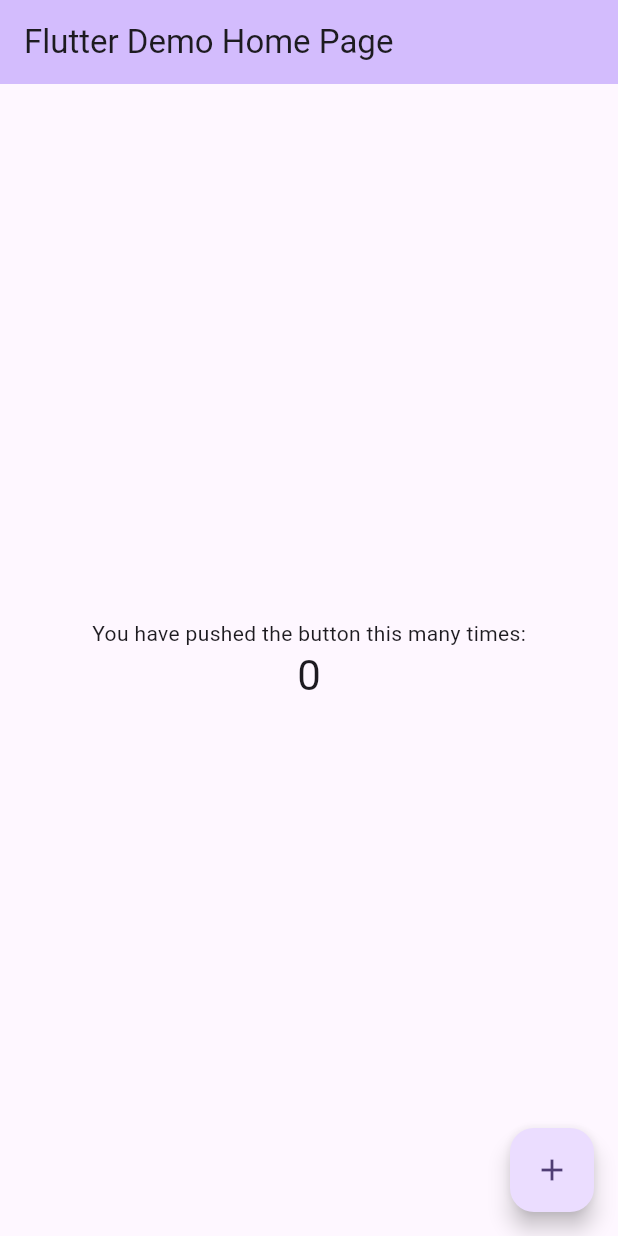
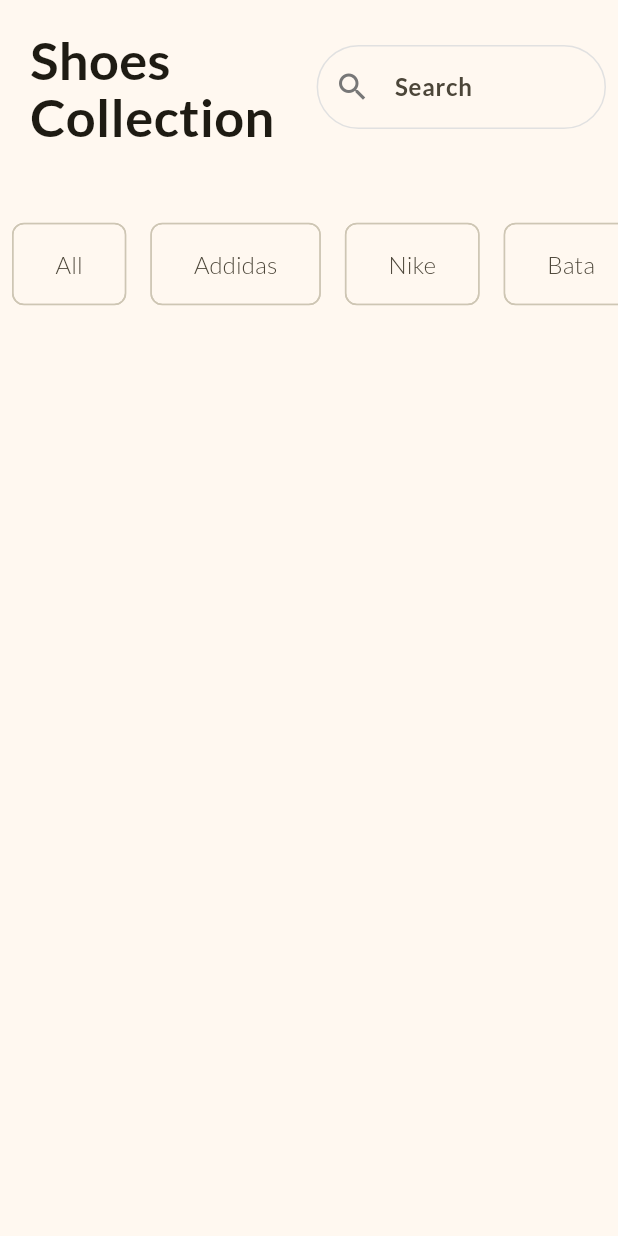
Before and after one commit to psalmistcom/shopping_mobile_app_with_cart, a Flutter app: the screen it shows after launch, on a phone screen of 412 x 824 dp. Run offline on Flutter 3.47's test engine with Material 3 defaults, Android fonts, the phone set to English and light mode, and no system bars.

Commit message:
working on the home page

```diff
--- /dev/null
+++ b/lib/home_page.dart
@@ -0,0 +1,77 @@
+import 'package:flutter/material.dart';
+
+class HomePage extends StatelessWidget {
+  const HomePage({super.key});
+
+  final List<String> filters = const ["All", "Addidas", 'Nike', 'Bata'];
+
+  @override
+  Widget build(BuildContext context) {
+    const border = OutlineInputBorder(
+      borderSide: BorderSide(
+        color: Color.fromRGBO(225, 225, 225, 1),
+      ),
+      borderRadius: BorderRadius.all(
+        Radius.circular(50),
+      ),
+    );
+    return Scaffold(
+      body: SafeArea(
+        child: Column(
+          children: [
+            const Row(
+              children: [
+                Padding(
+                  padding: EdgeInsets.all(20.0),
+                  child: Text(
+                    "Shoes\nCollection",
+                    style: TextStyle(
+                      fontWeight: FontWeight.bold,
+                      fontSize: 35,
+                      height: 1.1,
+                    ),
+                  ),
+                ),
+                Expanded(
+                  child: Padding(
+                    padding: EdgeInsets.all(8.0),
+                    child: TextField(
+                      decoration: InputDecoration(
+                        hintText: "Search",
+                        prefixIcon: Icon(Icons.search),
+                        enabledBorder: border,
+                        border: border,
+                        focusedBorder: border,
+                      ),
+                    ),
+                  ),
+                ),
+              ],
+            ),
+            SizedBox(
+              height: 120,
+              child: ListView.builder(
+                scrollDirection: Axis.horizontal,
+                itemCount: filters.length,
+                itemBuilder: (context, index) {
+                  final filter = filters[index];
+                  return Padding(
+                    padding: const EdgeInsets.symmetric(horizontal: 8.0),
+                    child: Chip(
+                      label: Text(filter),
+                      labelStyle: const TextStyle(fontSize: 16),
+                      padding: const EdgeInsets.symmetric(
+                        horizontal: 20.0,
+                        vertical: 15.0,
+                      ),
+                    ),
+                  );
+                },
+              ),
+            ),
+          ],
+        ),
+      ),
+    );
+  }
+}
--- a/lib/main.dart
+++ b/lib/main.dart
@@ -1,4 +1,5 @@
 import 'package:flutter/material.dart';
+import 'package:shop_app/home_page.dart';
 
 void main() {
   runApp(const MyApp());
@@ -11,115 +12,22 @@ class MyApp extends StatelessWidget {
   @override
   Widget build(BuildContext context) {
     return MaterialApp(
-      title: 'Flutter Demo',
+      debugShowCheckedModeBanner: false,
+      title: 'Shopping App',
       theme: ThemeData(
-        // This is the theme of your application.
-        //
-        // TRY THIS: Try running your application with "flutter run". You'll see
-        // the application has a purple toolbar. Then, without quitting the app,
-        // try changing the seedColor in the colorScheme below to Colors.green
-        // and then invoke "hot reload" (save your changes or press the "hot
-        // reload" button in a Flutter-supported IDE, or press "r" if you used
-        // the command line to start the app).
-        //
-        // Notice that the counter didn't reset back to zero; the application
-        // state is not lost during the reload. To reset the state, use hot
-        // restart instead.
-        //
-        // This works for code too, not just values: Most code changes can be
-        // tested with just a hot reload.
-        colorScheme: ColorScheme.fromSeed(seedColor: Colors.deepPurple),
-        useMaterial3: true,
+        fontFamily: 'Lato',
+        colorScheme: ColorScheme.fromSeed(
+          seedColor: const Color.fromRGBO(254, 206, 1, 1),
+        ),
+        inputDecorationTheme: const InputDecorationTheme(
+          hintStyle: TextStyle(
+            fontWeight: FontWeight.bold,
+            fontSize: 16,
+          ),
+          prefixIconColor: Color.fromRGBO(119, 119, 119, 1),
+        ),
       ),
-      home: const MyHomePage(title: 'Flutter Demo Home Page'),
+      home: const HomePage(),
     );
   }
 }
-
-class MyHomePage extends StatefulWidget {
-  const MyHomePage({super.key, required this.title});
-
-  // This widget is the home page of your application. It is stateful, meaning
-  // that it has a State object (defined below) that contains fields that affect
-  // how it looks.
-
-  // This class is the configuration for the state. It holds the values (in this
-  // case the title) provided by the parent (in this case the App widget) and
-  // used by the build method of the State. Fields in a Widget subclass are
-  // always marked "final".
-
-  final String title;
-
-  @override
-  State<MyHomePage> createState() => _MyHomePageState();
-}
-
-class _MyHomePageState extends State<MyHomePage> {
-  int _counter = 0;
-
-  void _incrementCounter() {
-    setState(() {
-      // This call to setState tells the Flutter framework that something has
-      // changed in this State, which causes it to rerun the build method below
-      // so that the display can reflect the updated values. If we changed
-      // _counter without calling setState(), then the build method would not be
-      // called again, and so nothing would appear to happen.
-      _counter++;
-    });
-  }
-
-  @override
-  Widget build(BuildContext context) {
-    // This method is rerun every time setState is called, for instance as done
-    // by the _incrementCounter method above.
-    //
-    // The Flutter framework has been optimized to make rerunning build methods
-    // fast, so that you can just rebuild anything that needs updating rather
-    // than having to individually change instances of widgets.
-    return Scaffold(
-      appBar: AppBar(
-        // TRY THIS: Try changing the color here to a specific color (to
-        // Colors.amber, perhaps?) and trigger a hot reload to see the AppBar
-        // change color while the other colors stay the same.
-        backgroundColor: Theme.of(context).colorScheme.inversePrimary,
-        // Here we take the value from the MyHomePage object that was created by
-        // the App.build method, and use it to set our appbar title.
-        title: Text(widget.title),
-      ),
-      body: Center(
-        // Center is a layout widget. It takes a single child and positions it
-        // in the middle of the parent.
-        child: Column(
-          // Column is also a layout widget. It takes a list of children and
-          // arranges them vertically. By default, it sizes itself to fit its
-          // children horizontally, and tries to be as tall as its parent.
-          //
-          // Column has various properties to control how it sizes itself and
-          // how it positions its children. Here we use mainAxisAlignment to
-          // center the children vertically; the main axis here is the vertical
-          // axis because Columns are vertical (the cross axis would be
-          // horizontal).
-          //
-          // TRY THIS: Invoke "debug painting" (choose the "Toggle Debug Paint"
-          // action in the IDE, or press "p" in the console), to see the
-          // wireframe for each widget.
-          mainAxisAlignment: MainAxisAlignment.center,
-          children: <Widget>[
-            const Text(
-              'You have pushed the button this many times:',
-            ),
-            Text(
-              '$_counter',
-              style: Theme.of(context).textTheme.headlineMedium,
-            ),
-          ],
-        ),
-      ),
-      floatingActionButton: FloatingActionButton(
-        onPressed: _incrementCounter,
-        tooltip: 'Increment',
-        child: const Icon(Icons.add),
-      ), // This trailing comma makes auto-formatting nicer for build methods.
-    );
-  }
-}
```
Also changed, not shown: assets/fonts/OFL.txt (added, +93 -0 lines), pubspec.yaml (+8 -10 lines), assets/fonts/Lato-Black.ttf (added), assets/fonts/Lato-BlackItalic.ttf (added), assets/fonts/Lato-Bold.ttf (added), assets/fonts/Lato-BoldItalic.ttf (added), assets/fonts/Lato-Italic.ttf (added), assets/fonts/Lato-Light.ttf (added), assets/fonts/Lato-LightItalic.ttf (added), assets/fonts/Lato-Regular.ttf (added), assets/fonts/Lato-Thin.ttf (added), assets/fonts/Lato-ThinItalic.ttf (added).
